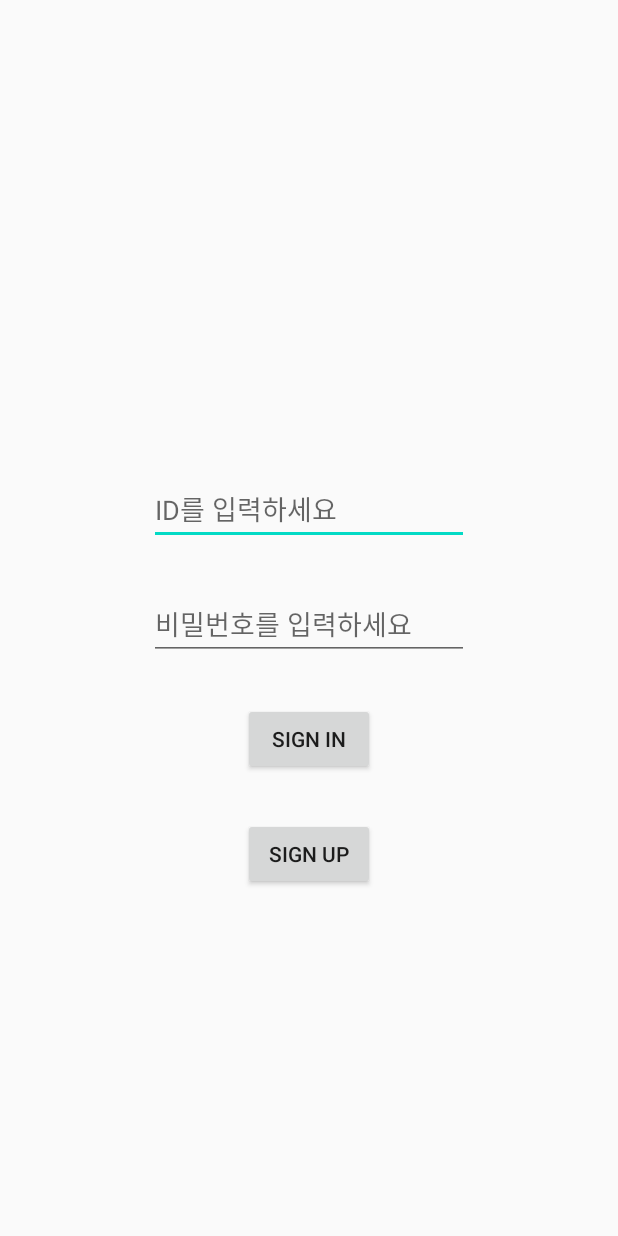
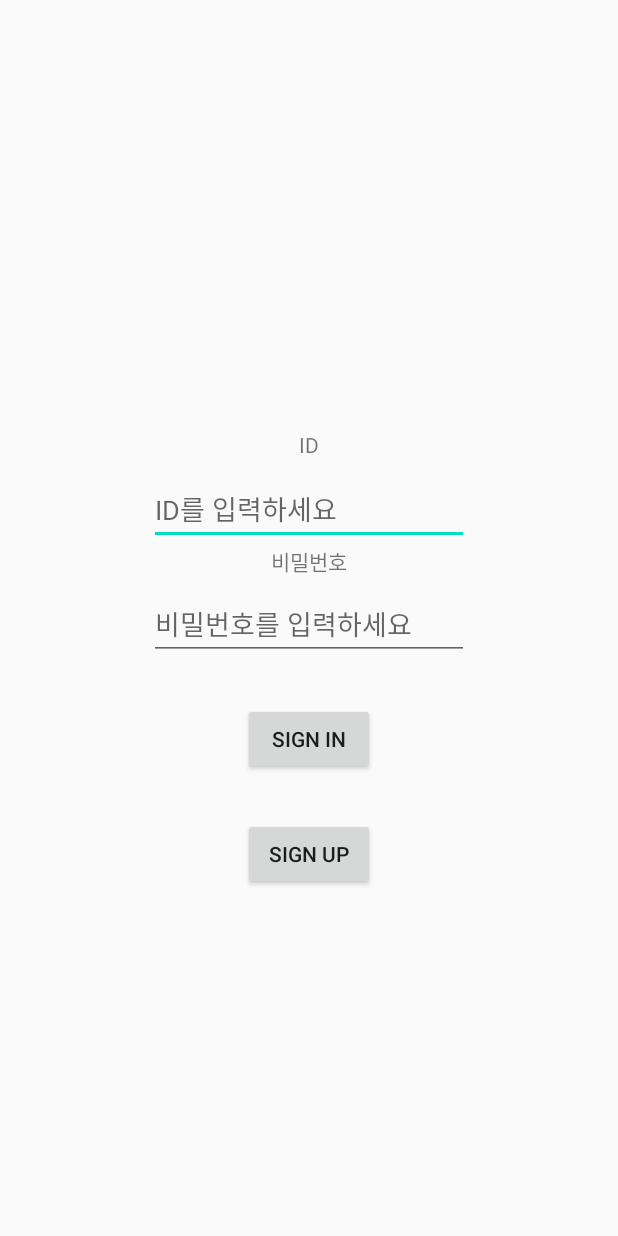
Before and after one commit to TERRIA3313/WhaleChat, an Android app: the screen it shows after launch (MainActivity), on a phone screen of 412 x 824 dp. Run offline under Robolectric (Android 15) with nearby library versions, the phone set to English and light mode, and no system bars; our stand-ins replace Firebase (no records; nobody signed in at launch, a user with empty details on screens opened directly).

Commit message:
-수정사항- 1. 회원가입시 이미지 업로드 기능추가

```diff
--- a/app/build.gradle
+++ b/app/build.gradle
@@ -39,6 +39,7 @@ dependencies {
     implementation 'androidx.lifecycle:lifecycle-extensions:2.2.0'
     implementation 'com.google.firebase:firebase-auth:21.0.3'
     implementation 'com.google.firebase:firebase-database:20.0.4'
+    implementation 'com.google.firebase:firebase-storage'
     implementation 'androidx.cardview:cardview:1.0.0'
     implementation 'androidx.recyclerview:recyclerview:1.2.1'
     testImplementation 'junit:junit:4.12'
--- a/app/src/main/java/com/example/whalechat/MainActivity.java
+++ b/app/src/main/java/com/example/whalechat/MainActivity.java
@@ -4,6 +4,7 @@ import android.annotation.SuppressLint;
 import android.content.Intent;
 import android.content.SharedPreferences;
 import android.os.Bundle;
+import android.util.Log;
 import android.view.View;
 import android.widget.Button;
 import android.widget.EditText;
@@ -68,14 +69,14 @@ public class MainActivity extends AppCompatActivity {
     }
 
     void LogIn(){
-        String User_Id = mEmailText.getText().toString().trim();
+        String User_Id = mEmailText.getText().toString().trim() + "@gmail.com";
         String password = mPasswordText.getText().toString().trim();
         firebaseAuth.signInWithEmailAndPassword(User_Id, password).addOnCompleteListener(MainActivity.this, new OnCompleteListener<AuthResult>() {
             @Override
             public void onComplete(@NonNull Task<AuthResult> task) {
                 if(task.isSuccessful()){
                     if(isFirst){
-                        save.ID=User_Id;
+                        save.ID=User_Id.substring(0, User_Id.length()-10);
                         save.Password=password;
 
                         SharedPreferences preferences = getSharedPreferences("account", MODE_PRIVATE);
--- a/app/src/main/res/layout/activity_main.xml
+++ b/app/src/main/res/layout/activity_main.xml
@@ -76,6 +76,13 @@
         app:layout_constraintGuide_percent="0.7" />
 
     <androidx.constraintlayout.widget.Guideline
+        android:id="@+id/guideline13"
+        android:layout_width="wrap_content"
+        android:layout_height="wrap_content"
+        android:orientation="horizontal"
+        app:layout_constraintGuide_percent="0.3" />
+
+    <androidx.constraintlayout.widget.Guideline
         android:id="@+id/guideline3"
         android:layout_width="wrap_content"
         android:layout_height="wrap_content"
@@ -103,4 +110,22 @@
         android:orientation="vertical"
         app:layout_constraintGuide_percent="0.4" />
 
+    <TextView
+        android:id="@+id/textView6"
+        android:layout_width="wrap_content"
+        android:layout_height="wrap_content"
+        android:text="ID"
+        app:layout_constraintEnd_toStartOf="@+id/guideline3"
+        app:layout_constraintStart_toStartOf="@+id/guideline3"
+        app:layout_constraintTop_toTopOf="@+id/guideline13" />
+
+    <TextView
+        android:id="@+id/textView7"
+        android:layout_width="wrap_content"
+        android:layout_height="wrap_content"
+        android:text="비밀번호"
+        app:layout_constraintEnd_toStartOf="@+id/guideline3"
+        app:layout_constraintStart_toStartOf="@+id/guideline3"
+        app:layout_constraintTop_toTopOf="@+id/guideline6" />
+
 </androidx.constraintlayout.widget.ConstraintLayout>
```
Also changed, not shown: app/src/main/AndroidManifest.xml (+5 -2 lines), app/src/main/java/com/example/whalechat/ChatList.java (+30 -1 lines), app/src/main/java/com/example/whalechat/ListAddPopup.java (added, +14 -0 lines), app/src/main/java/com/example/whalechat/signup.java (+67 -5 lines), app/src/main/res/layout/activity_chat_list.xml (+16 -0 lines), app/src/main/res/layout/activity_list_add_popup.xml (added, +9 -0 lines), app/src/main/res/layout/activity_singup.xml (+55 -2 lines).
